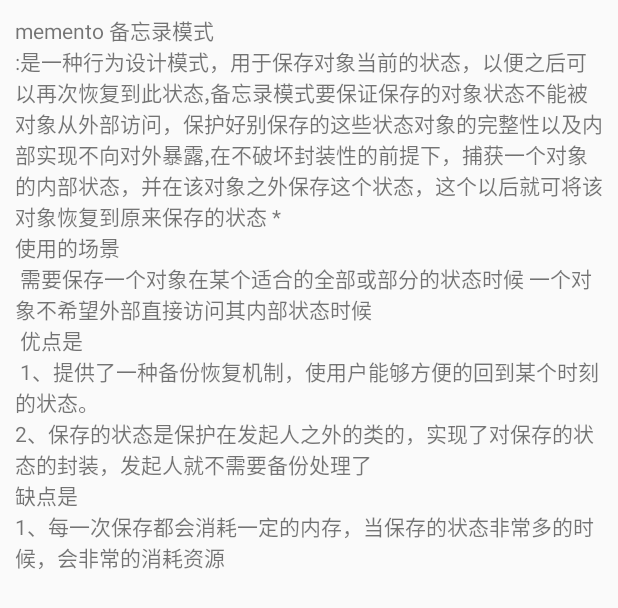
After one commit to Shimingli/AndriodDesignPattern, an Android app: the layout memento_model_fragment_layout.xml on its own in the app's theme, with its tools: preview values and no code run, on a phone screen of 412 x 824 dp. The commit adds this screen. Shown: the top 608 px of the screen. Run offline under Robolectric (Android 15) with nearby library versions, the phone set to English and light mode, and no system bars.

Commit message:
提交备忘录模式的代码

```diff
--- a/app/src/main/java/com/shiming/andrioddesignpattern/BehaviorModelActivity.java
+++ b/app/src/main/java/com/shiming/andrioddesignpattern/BehaviorModelActivity.java
@@ -12,6 +12,7 @@ import com.flyco.tablayout.SlidingTabLayout;
 import com.shiming.andrioddesignpattern.ui.ChainOfResponsibilityFragment;
 import com.shiming.andrioddesignpattern.ui.CommandPatternModelFragment;
 import com.shiming.andrioddesignpattern.ui.IteratorModelFragment;
+import com.shiming.andrioddesignpattern.ui.MementoModelFragment;
 import com.shiming.andrioddesignpattern.ui.ObserverModelFragment;
 import com.shiming.andrioddesignpattern.ui.StrategyModelFragment;
 import com.shiming.andrioddesignpattern.ui.TemplateModelFragment;
@@ -42,6 +43,7 @@ public class BehaviorModelActivity extends AppCompatActivity {
                 this.getResources().getString(R.string.all_order_tab19),
                 this.getResources().getString(R.string.all_order_tab20),
                 this.getResources().getString(R.string.all_order_tab21),
+                this.getResources().getString(R.string.all_order_tab22),
         };
 
         mFragments.add(new StrategyModelFragment());
@@ -50,6 +52,7 @@ public class BehaviorModelActivity extends AppCompatActivity {
         mFragments.add(new IteratorModelFragment());
         mFragments.add(new ChainOfResponsibilityFragment());
         mFragments.add(new CommandPatternModelFragment());
+        mFragments.add(new MementoModelFragment());
 
 
         mAdapter = new MyPagerAdapter(getSupportFragmentManager());
--- /dev/null
+++ b/app/src/main/res/layout/memento_model_fragment_layout.xml
@@ -0,0 +1,12 @@
+<?xml version="1.0" encoding="utf-8"?>
+<LinearLayout xmlns:android="http://schemas.android.com/apk/res/android"
+              android:orientation="vertical"
+              android:layout_width="match_parent"
+              android:layout_height="match_parent">
+  <TextView
+      android:padding="10dp"
+      android:text="@string/mementomodel"
+      android:layout_gravity="center"
+      android:layout_width="wrap_content"
+      android:layout_height="wrap_content"/>
+</LinearLayout>
--- a/app/src/main/res/values/strings.xml
+++ b/app/src/main/res/values/strings.xml
@@ -127,4 +127,12 @@
  \n 1、每一个命令都是一个操作：请求的一方发出请求，要求执行一个操作；接受的一方收到请求，并执行操作
  \n 2、命令模式允许请求的一方和接受的一方独立开来，使得请求的一方不必知道接收请求一方的接口，更不知道请求是怎么样被接收的，以及操作是否被执行合适被执行，以及怎么样被执行
  \n 3、命令模式是请求本身成为一个对象，这个对象和其他对象一样可以被储存和传递，只有实现了抽象命令接口的具体命令才能与接受者相关联</string>
+    <string name="all_order_tab22">备忘录模式</string>
+    <string name="mementomodel">memento 备忘录模式 \n:是一种行为设计模式，用于保存对象当前的状态，以便之后可以再次恢复到此状态,备忘录模式要保证保存的对象状态不能被对象从外部访问，保护好别保存的这些状态对象的完整性以及内部实现不向对外暴露,在不破坏封装性的前提下，捕获一个对象的内部状态，并在该对象之外保存这个状态，这个以后就可将该对象恢复到原来保存的状态  *
+        \n使用的场景\n 需要保存一个对象在某个适合的全部或部分的状态时候   一个对象不希望外部直接访问其内部状态时候
+       \n 优点是  \n
+        1、提供了一种备份恢复机制，使用户能够方便的回到某个时刻的状态。
+         \n2、保存的状态是保护在发起人之外的类的，实现了对保存的状态的封装，发起人就不需要备份处理了
+        \n缺点是
+        \n1、每一次保存都会消耗一定的内存，当保存的状态非常多的时候，会非常的消耗资源</string>
 </resources>
```
Also changed, not shown: app/src/main/java/com/shiming/andrioddesignpattern/MainActivity.java (+13 -2 lines), app/src/main/java/com/shiming/andrioddesignpattern/memento_model/CareTaker.java (added, +29 -0 lines), app/src/main/java/com/shiming/andrioddesignpattern/memento_model/CareTakerTwo.java (added, +16 -0 lines), app/src/main/java/com/shiming/andrioddesignpattern/memento_model/Memento.java (added, +23 -0 lines), app/src/main/java/com/shiming/andrioddesignpattern/memento_model/MementoTwo.java (added, +12 -0 lines), app/src/main/java/com/shiming/andrioddesignpattern/memento_model/Originator.java (added, +35 -0 lines), app/src/main/java/com/shiming/andrioddesignpattern/memento_model/OriginatorPlayerTwo.java (added, +45 -0 lines), app/src/main/java/com/shiming/andrioddesignpattern/ui/MementoModelFragment.java (added, +79 -0 lines).
